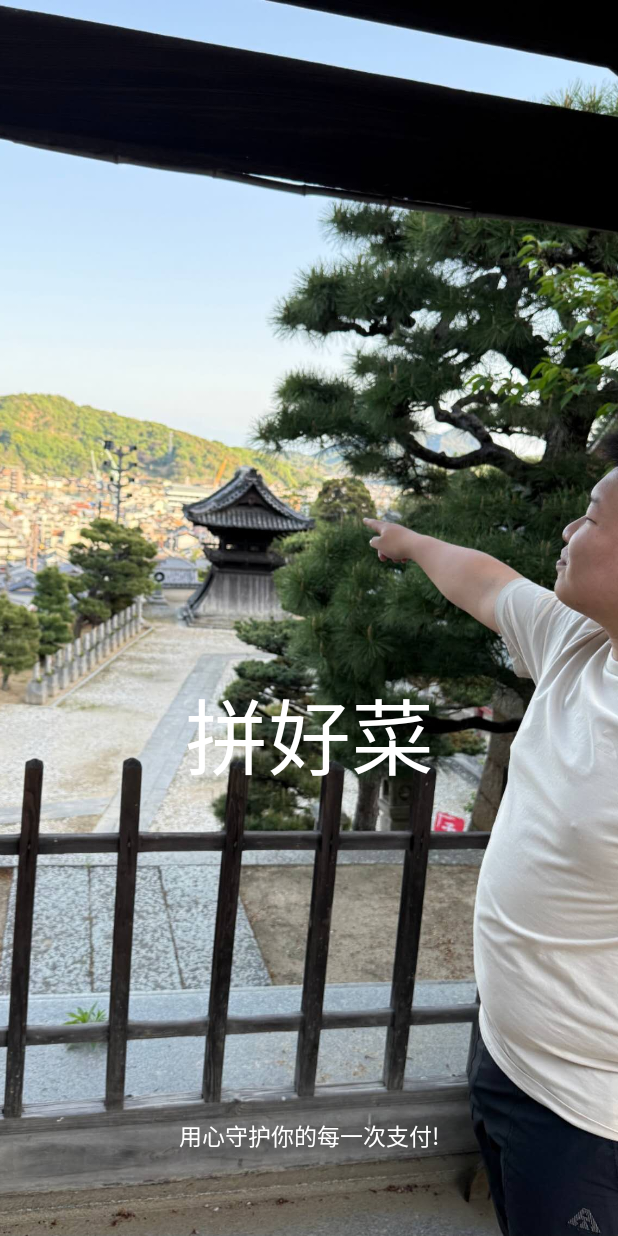
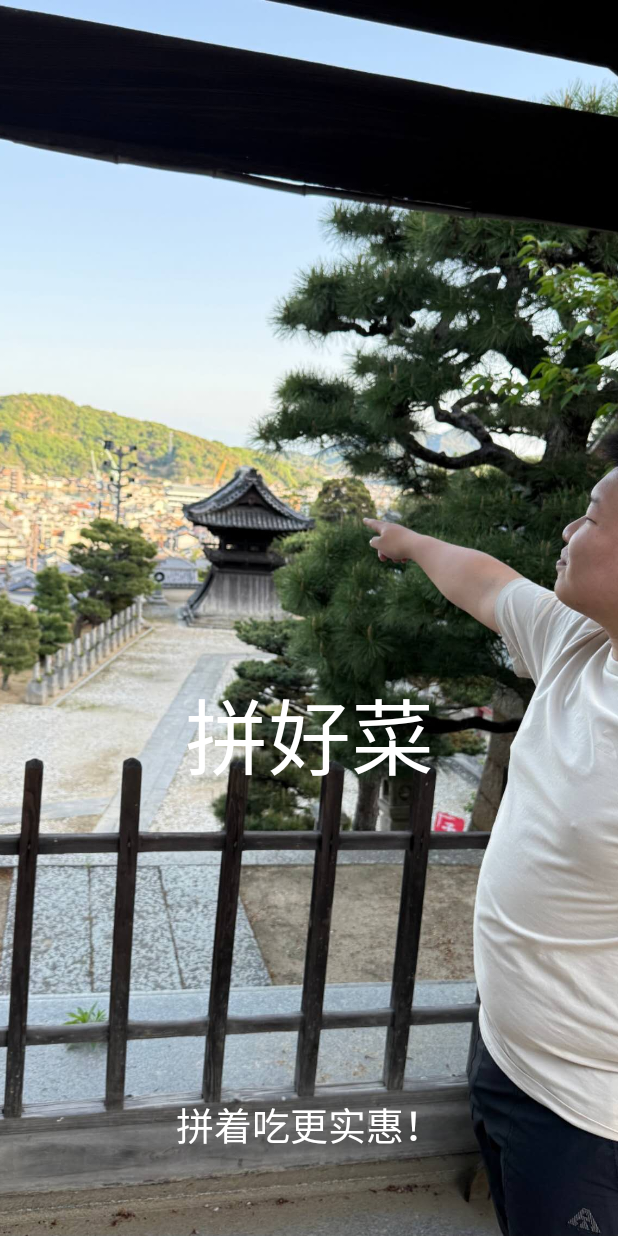
Before and after one commit to XuanqiCui/PinVegetables, an Android app: the SplashActivity screen opened directly, with no data from a screen before it, on a phone screen of 412 x 824 dp. Run offline under Robolectric (Android 15) with nearby library versions, the phone set to English and light mode, and no system bars; libraries missing offline, so code that uses them is left out: cn.bmob.v3; 1 statement that could not run was skipped.

Commit message:
change some ui details

```diff
--- a/app/src/main/res/layout/activity_splash.xml
+++ b/app/src/main/res/layout/activity_splash.xml
@@ -30,10 +30,10 @@
     <com.google.android.material.textview.MaterialTextView
         android:layout_width="match_parent"
         android:layout_height="wrap_content"
-        android:text="用心守护你的每一次支付!"
+        android:text="拼着吃更实惠！"
         android:layout_alignParentBottom="true"
         android:gravity="center_horizontal"
-        android:textSize="15dp"
+        android:textSize="25dp"
         android:layout_marginBottom="55dp"
         android:textColor="@android:color/white"/>
 
```
